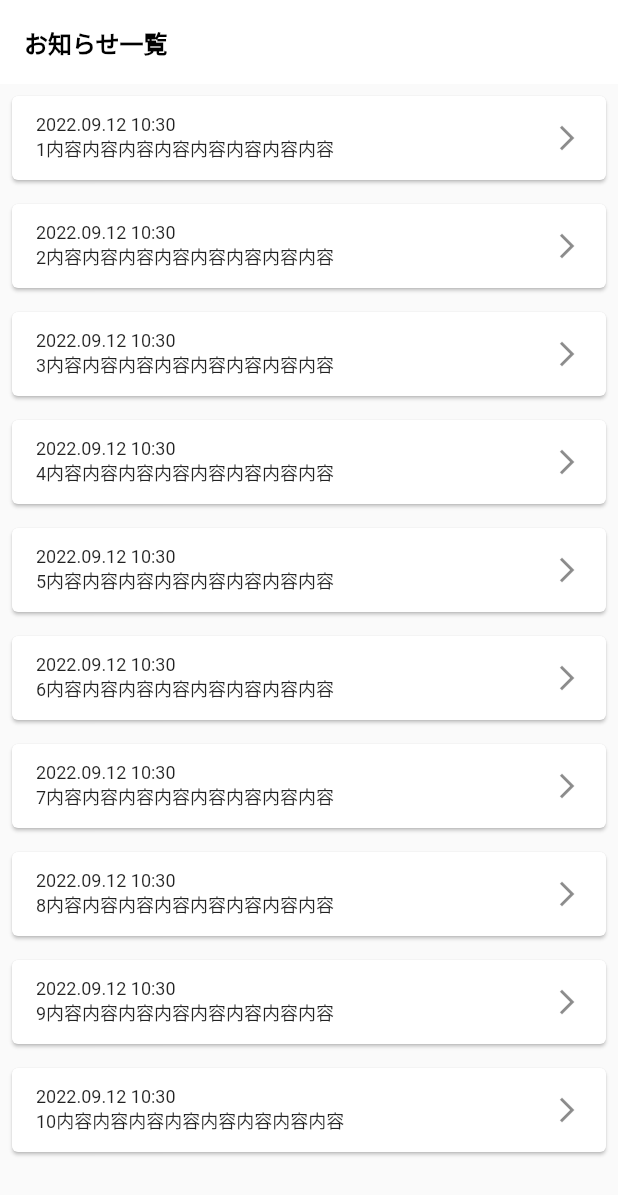
After one commit to kota78/flutter_study_202209, a Flutter app: the screen it shows after launch, after a tap on "Slidable", on a phone screen of 412 x 824 dp. The commit adds this screen. Shown: the top 1195 px of the screen. Run offline on Flutter 3.47's test engine with Material 2 defaults, Android fonts, the phone set to English and light mode, and no system bars; drawn by our look-alikes of flutter_slidable; our stand-ins replace flash, flutter_riverpod, fluttertoast, freezed_annotation.

Commit message:
Slidableを用いた通知Listの作成

```diff
--- /dev/null
+++ b/lib/views/flutter_slidable.dart
@@ -0,0 +1,89 @@
+import 'package:flutter/material.dart';
+import 'package:flutter_slidable/flutter_slidable.dart';
+import 'package:intl/intl.dart';
+
+class SlidableView extends StatefulWidget {
+  const SlidableView({Key? key}) : super(key: key);
+
+  @override
+  State<SlidableView> createState() => _SlidableViewState();
+}
+
+class _SlidableViewState extends State<SlidableView> {
+  final now = DateFormat('yyyy.MM.dd HH:mm').format(DateTime.now());
+  List names = List.generate(10, (index) => (index + 1).toString());
+  @override
+  Widget build(BuildContext context) {
+    return MaterialApp(
+      home: Scaffold(
+          appBar: AppBar(
+            elevation: 0,
+            backgroundColor: Colors.white,
+            title: const Text(
+              "お知らせ一覧",
+              style: TextStyle(
+                  color: Colors.black,
+                  fontSize: 16,
+                  fontWeight: FontWeight.w700),
+            ),
+          ),
+          body: ListView.builder(
+            key: const ValueKey(0),
+            itemCount: names.length,
+            itemBuilder: (context, index) {
+              return Slidable(
+                endActionPane: ActionPane(
+                  extentRatio: 0.2,
+                  motion: ScrollMotion(),
+                  children: [
+                    InkWell(
+                      onTap: () {
+                        setState(() {
+                          names.removeAt(index);
+                        });
+                      },
+                      child: Padding(
+                        padding: const EdgeInsets.all(8.0),
+                        child: AspectRatio(
+                          aspectRatio: 1,
+                          child: Container(
+                            height: double.infinity,
+                            decoration: BoxDecoration(
+                              borderRadius: BorderRadius.circular(8.0),
+                              color: Colors.red,
+                            ),
+                            child: Icon(
+                              Icons.delete_outlined,
+                              size: 30,
+                              color: Colors.white,
+                            ),
+                          ),
+                        ),
+                      ),
+                    )
+                  ],
+                ),
+                child: Padding(
+                  padding: const EdgeInsets.all(4.0),
+                  child: Card(
+                    child: ListTile(
+                      title: Text(
+                        "${now.toString()}\n${names[index]}内容内容内容内容内容内容内容内容",
+                        style: TextStyle(
+                          fontWeight: FontWeight.w400,
+                          fontSize: 12,
+                        ),
+                      ),
+                      trailing: Icon(
+                        Icons.arrow_forward_ios,
+                        size: 20,
+                      ),
+                    ),
+                  ),
+                ),
+              );
+            },
+          )),
+    );
+  }
+}
--- a/pubspec.yaml
+++ b/pubspec.yaml
@@ -37,6 +37,7 @@ dependencies:
   json_serializable:
   fluttertoast: ^8.0.9
   flash: ^2.0.3+3
+  flutter_slidable:
 
 
   # The following adds the Cupertino Icons font to your application.
```
Also changed, not shown: lib/main.dart (+64 -55 lines), lib/model/notification_data.dart (added, +7 -0 lines), pubspec.lock.
